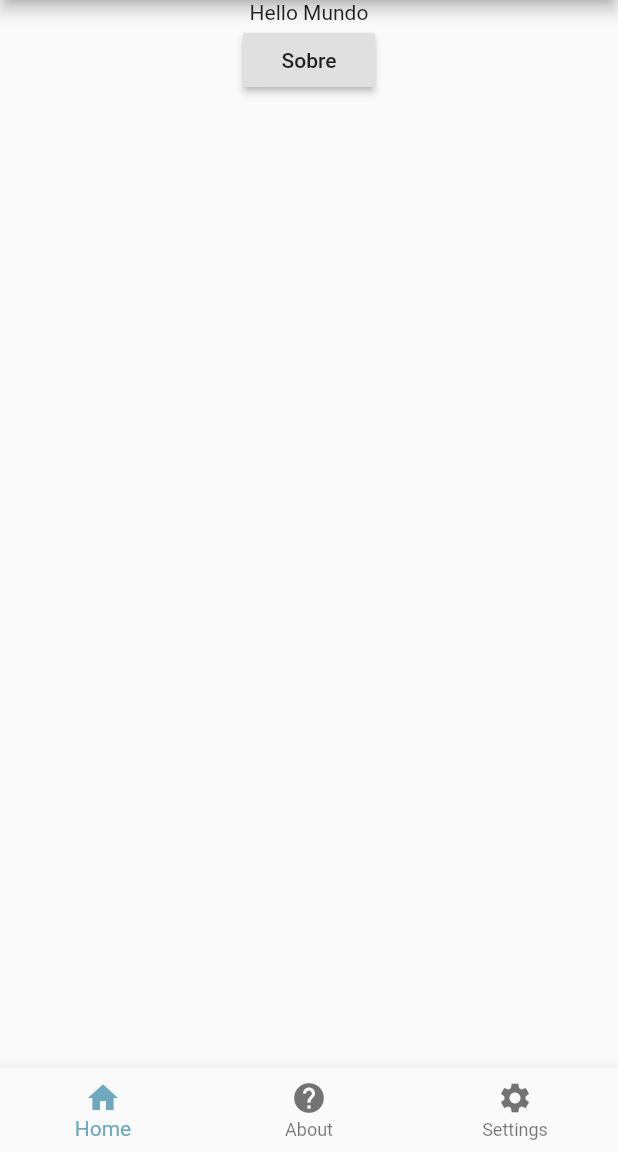
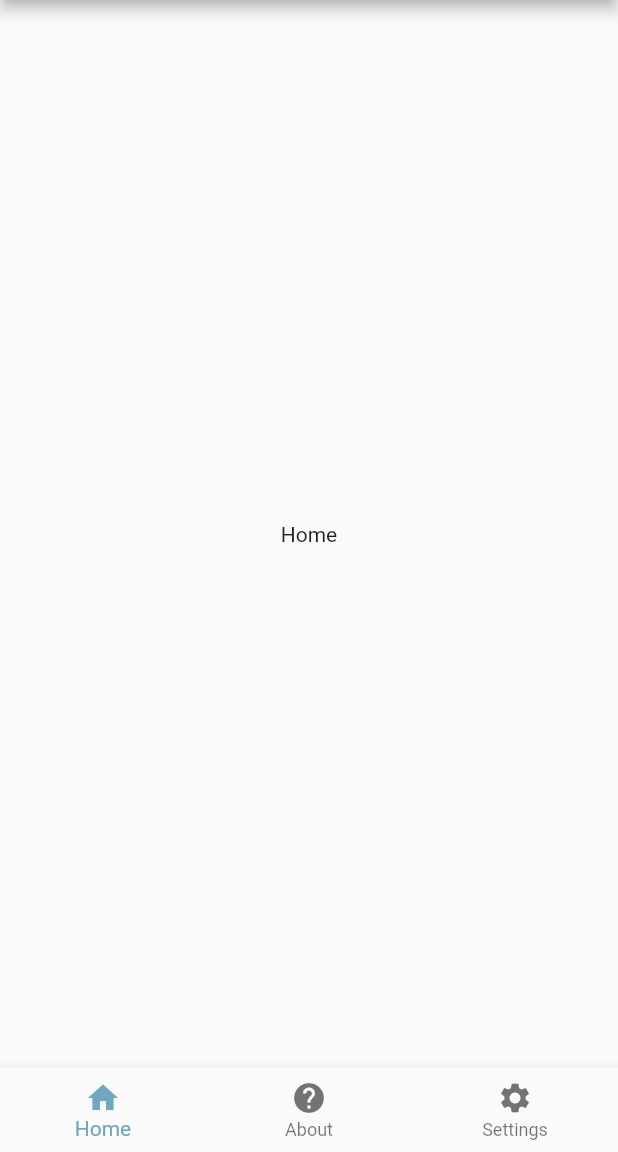
Before and after one commit to CristovJobs/myListFlutter, a Flutter app: the screen it shows after launch, on a phone screen of 412 x 824 dp, the part 84-1236 px from its top. Run offline on Flutter 3.47's test engine with Material 2 defaults, Android fonts, the phone set to English and light mode, and no system bars.

Commit message:
novas alteracaoes

```diff
--- a/mylists/lib/telas/about.dart
+++ b/mylists/lib/telas/about.dart
@@ -14,7 +14,7 @@ class TelaSobre extends StatelessWidget{
     return Layout.getContent(context,
      Container(
        child: Center(
-         child: Text('Sobre MyLists'),
+         child: Text('About'),
          ),
 
        ),
--- a/mylists/lib/telas/home..dart
+++ b/mylists/lib/telas/home..dart
@@ -11,8 +11,14 @@ class TelaPrincipal extends StatelessWidget{
   @override
   Widget build(BuildContext context) {
 
-    return Layout.getContent(context, Center(
-      child: Center( child: Column(
+    final content = Center(child: Text("Home")
+    );
+
+    return Layout.getContent(context, content);
+  }
+
+}
+/*  child: Center( child: Column(
         children: <Widget>[
           Text('Hello Mundo'),
            RaisedButton(
@@ -24,8 +30,4 @@ class TelaPrincipal extends StatelessWidget{
           )
         ],
       ),
-     )
-    ));
-  }
-
-}
+     ) */
```
